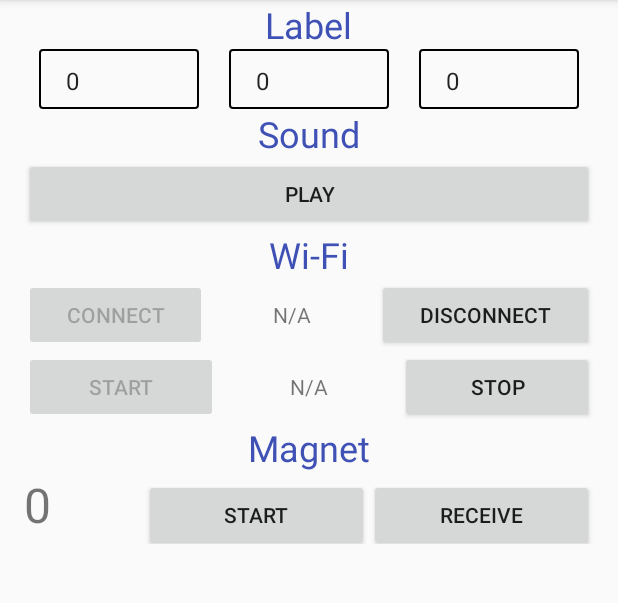
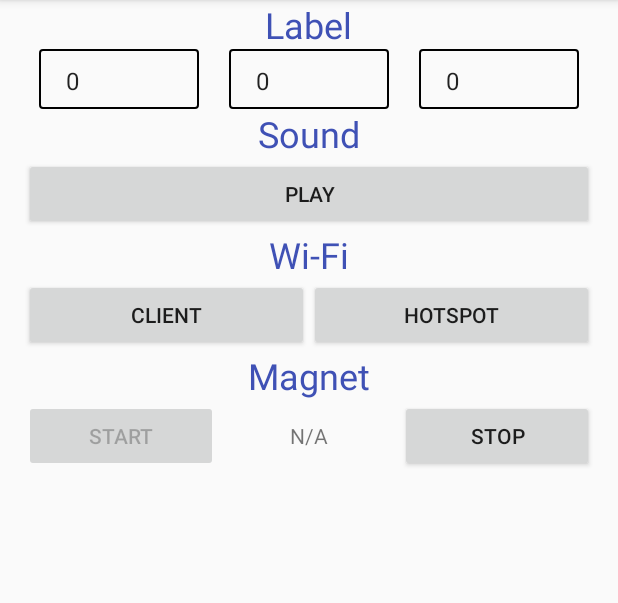
Before and after one commit to deCodeIt/smart-bin-app, an Android app: the screen it shows after launch (MainActivity), after a tap on "START", on a phone screen of 412 x 824 dp, the part 84-687 px from its top. Run offline under Robolectric (Android 15) with nearby library versions, the phone set to English and light mode, and no system bars; 3 other taps on this screen came first.

Commit message:
Modified MagneticService class, Can now read magnetic values at fastest speed and save it, display it TODO Save it in Database / file, whichever you want

```diff
--- a/app/src/main/java/io/github/decodeit/smartbin/MagnetService.java
+++ b/app/src/main/java/io/github/decodeit/smartbin/MagnetService.java
@@ -1,14 +1,108 @@
 package io.github.decodeit.smartbin;
 
 import android.app.Activity;
+import android.content.Context;
 import android.hardware.Sensor;
 import android.hardware.SensorEvent;
 import android.hardware.SensorEventListener;
 import android.hardware.SensorManager;
 import android.os.Bundle;
+import android.util.Log;
+import android.widget.TextView;
+
+import org.w3c.dom.Text;
+
+import java.util.ArrayList;
+
 /**
  * Created by Rehmat on 4/10/2017.
  */
 
-public class MagnetService {
+public class MagnetService implements SensorEventListener {
+
+    private Activity activity;
+    private SensorManager mSensorManager = null;
+    private Sensor mSensor;
+    private float[] magnet = new float[3];
+    private boolean isReading = false;
+    private TextView tv; // magnetic field reading TextView
+    ArrayList<Float> magneticReading;
+    private float currentStrength; // useless but saves memory and speeds up
+
+    MagnetService( Activity activity){
+        this.activity = activity;
+        mSensorManager = (SensorManager) activity.getSystemService(Context.SENSOR_SERVICE);
+        mSensor = mSensorManager.getDefaultSensor(Sensor.TYPE_MAGNETIC_FIELD);
+        tv = (TextView) activity.findViewById(R.id.magnetic_field_tv);
+    }
+
+    public void register(){
+        if(isReading) {
+            // register the listener only if we are reading values otherwise save power
+            mSensorManager.registerListener(this, mSensor, SensorManager.SENSOR_DELAY_FASTEST);
+        }
+    }
+
+    public void deRegister(){
+        mSensorManager.unregisterListener(this);
+    }
+
+    @Override
+    public void onSensorChanged(SensorEvent event) {
+        if (isReading) {
+            switch (event.sensor.getType()) {
+                case Sensor.TYPE_MAGNETIC_FIELD:
+                    System.arraycopy(event.values, 0, magnet, 0, 3);
+                    // do your updates like:
+
+                    // get current magnetic field
+                    currentStrength = getMagneticFieldStrength();
+
+                    // update the textview
+                    updateTextField(currentStrength);
+
+                    // append it in array
+                    magneticReading.add(currentStrength);
+
+                    break;
+                default:
+                    Log.d(MainActivity.MAGNET_TAG, "Unknown Sensor");
+            }
+        }
+    }
+
+    private void updateTextField(float strength){
+        // updates the textView
+        tv.setText(String.valueOf(strength));
+    }
+
+    private float getMagneticFieldStrength(){
+        // returns recorded current magnetic field strength
+        return (float)Math.sqrt(magnet[0]*magnet[0] + magnet[1]*magnet[1] + magnet[2]*magnet[2]);
+    }
+
+    @Override
+    public void onAccuracyChanged(Sensor sensor, int accuracy) {
+        Log.d(MainActivity.MAGNET_TAG, sensor.getName() + ":" + accuracy);
+    }
+
+    public void start(){
+        // start Reading
+        magneticReading = new ArrayList<>();
+        isReading = true;
+        register();
+    }
+
+    public void stop(){
+        isReading = false;
+        deRegister();
+        // save/process the collected values
+        ArrayList<Float> recorderMagneticReadings = magneticReading;
+        magneticReading = new ArrayList<>();
+        String data = android.text.TextUtils.join(",",recorderMagneticReadings);
+        Log.d(MainActivity.MAGNET_TAG,"Samples:"+ recorderMagneticReadings.size() + ":" +data);
+        recorderMagneticReadings.clear(); // clear the array to free up memory
+
+        // data is the thing to be stored, overall magnetic field values collected over time
+    }
 }
--- a/app/src/main/java/io/github/decodeit/smartbin/MainActivity.java
+++ b/app/src/main/java/io/github/decodeit/smartbin/MainActivity.java
@@ -13,12 +13,16 @@ import android.widget.Button;
 public class MainActivity extends AppCompatActivity {
 
     public static WifiService wifiService;
+    public static soundHandler sH;
+    public static MagnetService magnetService;
+
     public static final String WIFI_TAG = "WIFI";
     public static final String SOUND_TAG = "SOUND";
+    public static final String MAGNET_TAG = "MAGNET";
     public static final String TAG = "SB";
     public static final long SOUND_START_DELAY = 5000; // milliseconds
     private boolean processingWifi = false;
-    public static soundHandler sH;
+
     public static final int PERMISSIONS_REQUEST_CODE_ACCESS_COARSE_LOCATION = 0x12345;
     public static final int PERMISSIONS_REQUEST_CODE_RECORD_AUDIO = 0x12346;
     public static final int PERMISSIONS_REQUEST_CODE_WRITE_EXTERNAL_STORAGE = 0x12347;
@@ -49,8 +53,10 @@ public class MainActivity extends AppCompatActivity {
         db = new DBHelper(this); // get an instance of DBHelper
         wifiService = new WifiService(this); // Instantiate WifiService Object for future use
         sH = new soundHandler(this);    // soundhandler object
+        magnetService = new MagnetService(this);
         initializeWifi();
         soundHandling();
+        magneticHandling();
     }
 
     @Override
@@ -81,12 +87,14 @@ public class MainActivity extends AppCompatActivity {
         super.onResume();
         Log.d(MainActivity.TAG,"In onResume");
         wifiService.register(); // resumes updating wifi signal strength
+        magnetService.register();
     }
 
     @Override
     protected void onPause() {
         super.onPause();
         wifiService.deRegister(); // stops updating wifi signal strength
+        magnetService.deRegister();
 
         // added by npk
         // stop recording
@@ -267,4 +275,27 @@ public class MainActivity extends AppCompatActivity {
         });
     }
 
+    private void magneticHandling(){
+        final Button start = (Button) findViewById(R.id.MF_start);
+        final Button stop = (Button) findViewById(R.id.MF_stop);
+
+        start.setOnClickListener(new View.OnClickListener() {
+            @Override
+            public void onClick(View v) {
+                start.setEnabled(false);
+                stop.setEnabled(true);
+                magnetService.start();
+            }
+        });
+
+        stop.setOnClickListener(new View.OnClickListener() {
+            @Override
+            public void onClick(View v) {
+                stop.setEnabled(false);
+                start.setEnabled(true);
+                magnetService.stop();
+            }
+        });
+    }
+
 }
--- a/app/src/main/res/layout/activity_main.xml
+++ b/app/src/main/res/layout/activity_main.xml
@@ -272,15 +272,8 @@
                 android:layout_width="match_parent"
                 android:layout_height="wrap_content"
                 android:orientation="horizontal"
-                android:id="@+id/magnet_options">
-
-                <TextView
-                    android:id="@+id/textView"
-                    android:layout_width="wrap_content"
-                    android:layout_height="wrap_content"
-                    android:layout_weight="1"
-                    android:text="0"
-                    android:textSize="32dp"/>
+                android:id="@+id/magnet_options"
+                android:gravity="center">
 
                 <Button
                     android:id="@+id/MF_start"
@@ -289,12 +282,22 @@
                     android:text="Start"
                     android:layout_weight="1"/>
 
-                <Button
-                    android:id="@+id/MF_get"
+                <TextView
+                    android:id="@+id/magnetic_field_tv"
                     android:layout_width="wrap_content"
                     android:layout_height="wrap_content"
-                    android:text="Receive"
-                    android:layout_weight="1"/>
+                    android:layout_weight="1"
+                    android:text="N/A"
+                    android:ems="5"
+                    android:gravity="center"/>
+
+                <Button
+                    android:id="@+id/MF_stop"
+                    android:layout_width="wrap_content"
+                    android:layout_height="wrap_content"
+                    android:text="Stop"
+                    android:layout_weight="1"
+                    android:enabled="false"/>
             </LinearLayout>
         </LinearLayout>
     </LinearLayout>
```
